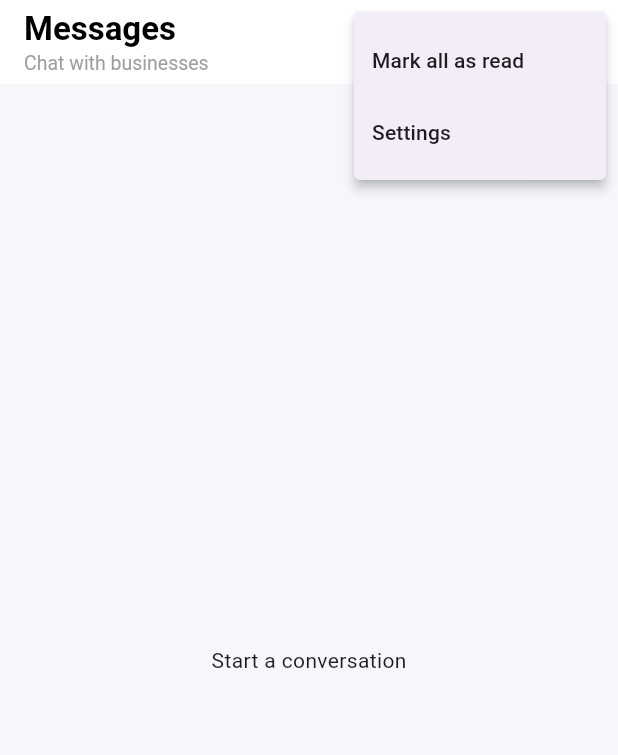
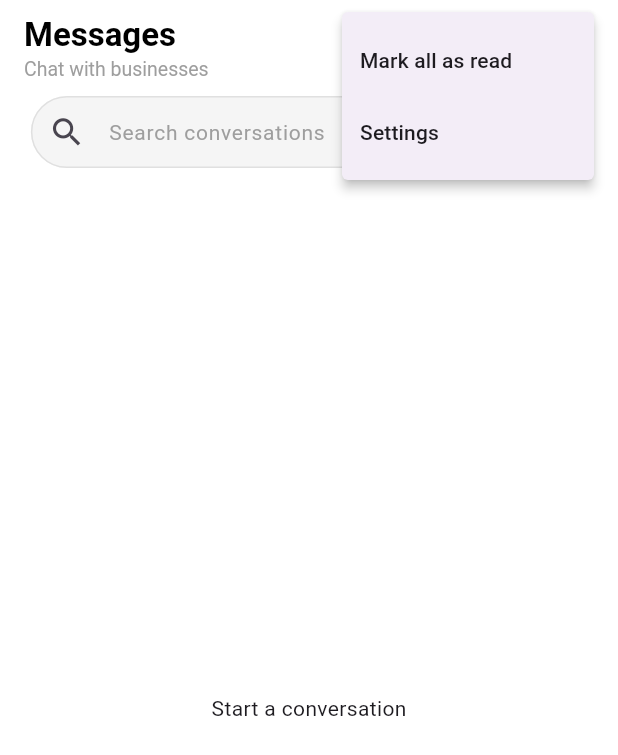
Before and after one commit to Barry3232/locafy, a Flutter app: the MessagesScreen screen opened directly, after a tap on the "more vert" icon, on a phone screen of 412 x 824 dp. Shown: the top 755 px of the screen. Run offline on Flutter 3.47's test engine with Material 3 defaults, Android fonts, the phone set to English and light mode, and no system bars; our stand-ins replace cloud_firestore, dio, dotted_border, firebase_auth, firebase_core, flutter_map and 7 more; accounts and stored records are empty.

Commit message:
Update to chat and message.

```diff
--- a/lib/features/screens/message.dart
+++ b/lib/features/screens/message.dart
@@ -16,6 +16,8 @@ class MessagesScreen extends StatefulWidget {
 class _MessagesScreenState extends State<MessagesScreen> {
   final ChatServices _message = ChatServices();
   final currentUser = FirebaseAuth.instance.currentUser!;
+  final TextEditingController _searchController = TextEditingController();
+  final ScrollController _scrollController = ScrollController();
 
   @override
   Widget build(BuildContext context) {
@@ -51,16 +53,22 @@ class _MessagesScreenState extends State<MessagesScreen> {
     // ];
 
     return Scaffold(
-      backgroundColor: const Color(0xffF6F7FB),
+      backgroundColor: Colors.white,
 
       appBar: AppBar(
+        toolbarHeight: 120,
         automaticallyImplyLeading: false,
         backgroundColor: Colors.white,
         elevation: 0,
         centerTitle: false,
-        title: const Column(
+        title: Column(
           crossAxisAlignment: CrossAxisAlignment.start,
           children: [
+            Row(
+              children: [
+                Column(
+                  crossAxisAlignment: CrossAxisAlignment.start,
+                  children: const [
                     Text(
                       "Messages",
                       style: TextStyle(
@@ -74,51 +82,111 @@ class _MessagesScreenState extends State<MessagesScreen> {
                     ),
                   ],
                 ),
-        actions: [
+
+                const Spacer(),
+
                 PopupMenuButton<String>(
                   icon: const Icon(Icons.more_vert),
                   onSelected: (value) {
                     switch (value) {
                       case 'read':
-                  // Mark all as read
                         break;
                       case 'settings':
-                  // Open settings
                         break;
                     }
                   },
                   itemBuilder: (context) => const [
-              PopupMenuItem(value: 'read', child: Text('Mark all as read')),
+                    PopupMenuItem(
+                      value: 'read',
+                      child: Text('Mark all as read'),
+                    ),
                     PopupMenuItem(value: 'settings', child: Text('Settings')),
                   ],
                 ),
               ],
             ),
 
+            const SizedBox(height: 8),
+
+            Center(
+              child: SizedBox(
+                width: MediaQuery.of(context).size.width * 0.9,
+                child: TextField(
+                  controller: _searchController,
+                  onChanged: (value) {
+                    setState(() {});
+                  },
+                  decoration: InputDecoration(
+                    hintText: 'Search conversations',
+                    hintStyle: const TextStyle(
+                      color: Colors.grey,
+                      fontSize: 14,
+                    ),
+                    prefixIcon: const Icon(Icons.search, size: 25),
+                    suffixIcon: _searchController.text.isNotEmpty
+                        ? IconButton(
+                            icon: const Icon(Icons.clear, size: 25),
+                            onPressed: () {
+                              _searchController.clear();
+                              setState(() {});
+                            },
+                          )
+                        : null,
+                    filled: true,
+                    fillColor: const Color(0xffF5F5F5),
+                    contentPadding: const EdgeInsets.symmetric(
+                      vertical: 0,
+                      horizontal: 16,
+                    ),
+                    border: OutlineInputBorder(
+                      borderRadius: BorderRadius.circular(100),
+                      borderSide: BorderSide.none,
+                    ),
+                    focusedBorder: OutlineInputBorder(
+                      borderRadius: BorderRadius.circular(100),
+                      borderSide: const BorderSide(color: Color(0xff0A4FD6)),
+                    ),
+                    enabledBorder: OutlineInputBorder(
+                      borderRadius: BorderRadius.circular(100),
+                      borderSide: const BorderSide(color: Color(0xffE0E0E0)),
+                    ),
+                  ),
+                ),
+              ),
+            ),
+          ],
+        ),
+      ),
+
       body: StreamBuilder<List<ChatModel>>(
         stream: _message.getChats(),
         builder: (context, snapshot) {
           if (snapshot.hasError) {
+            print('${snapshot.error}');
             return Center(child: Text('Error Loading Messages'));
           }
           if (!snapshot.hasData || snapshot.data!.isEmpty) {
             return Center(child: Text('Start a conversation'));
           }
+          WidgetsBinding.instance.addPostFrameCallback((_) {
+            _scrollController.animateTo(
+              _scrollController.position.maxScrollExtent,
+              duration: const Duration(milliseconds: 300),
+              curve: Curves.easeOut,
+            );
+          });
 
-          // if (snapshot.connectionState == ConnectionState.waiting) {
-          //   return Center(child: CircularProgressIndicator());
-          // }
           final chats = snapshot.data!;
           return ListView.builder(
-            // final chats = snapshot.data!;
-            padding: const EdgeInsets.symmetric(horizontal: 15, vertical: 20),
-
+            physics: const ClampingScrollPhysics(),
+            controller: _scrollController,
+            padding: const EdgeInsets.symmetric(horizontal: 1, vertical: 10),
             itemCount: chats.length,
-
             itemBuilder: (context, index) {
               final chat = chats[index];
 
               return MessageTile(
+                businessImage: chat.businessImage,
                 businessName: chat.businessName,
                 lastMessage: chat.lastMessage ?? '',
                 time: chat.lastMessageTime == null
```
Also changed, not shown: lib/widgets/message_section/message_tile.dart (+12 -2 lines). Lines whose indentation alone changed are shown as unchanged.
